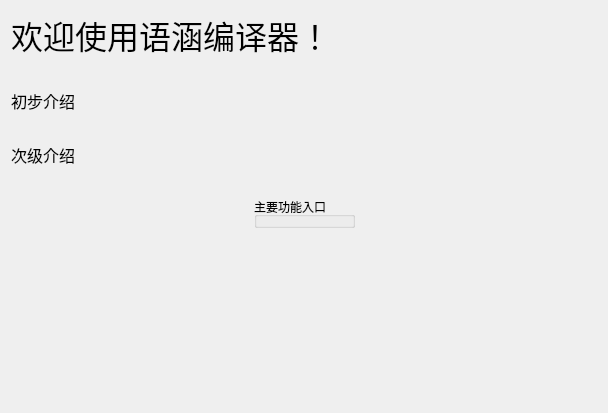
This is src/preppipe_gui_pyside6/forms/homewidget.ui in PrepPipe/preppipe-python as Qt 5 draws it before an edit. The edited form follows.
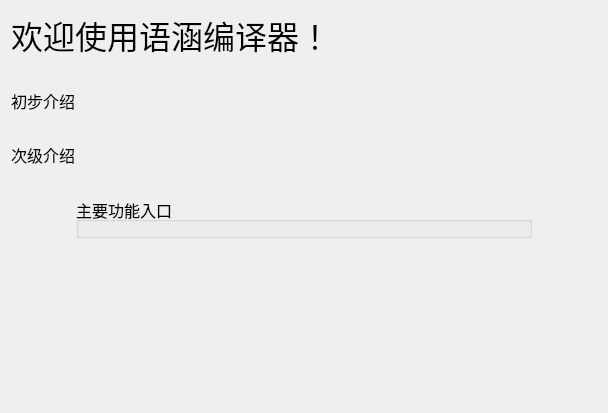
This is the edited form.

Commit message: [GUI] various improvement and fix; home page layout adjusted

Diff of the .ui file:
```diff
--- a/src/preppipe_gui_pyside6/forms/homewidget.ui
+++ b/src/preppipe_gui_pyside6/forms/homewidget.ui
@@ -63,7 +63,7 @@
     </widget>
    </item>
    <item>
-    <layout class="QHBoxLayout" name="horizontalLayout">
+    <layout class="QHBoxLayout" name="horizontalLayout" stretch="1,7,1">
      <item>
       <spacer name="horizontalSpacer_2">
        <property name="orientation">
@@ -79,6 +79,17 @@
      </item>
      <item>
       <widget class="QGroupBox" name="mainEntryGroupBox">
+       <property name="sizePolicy">
+        <sizepolicy hsizetype="Minimum" vsizetype="Preferred">
+         <horstretch>0</horstretch>
+         <verstretch>0</verstretch>
+        </sizepolicy>
+       </property>
+       <property name="font">
+        <font>
+         <pointsize>12</pointsize>
+        </font>
+       </property>
        <property name="title">
         <string>主要功能入口</string>
        </property>
```
The commit also changes 7 other files.
